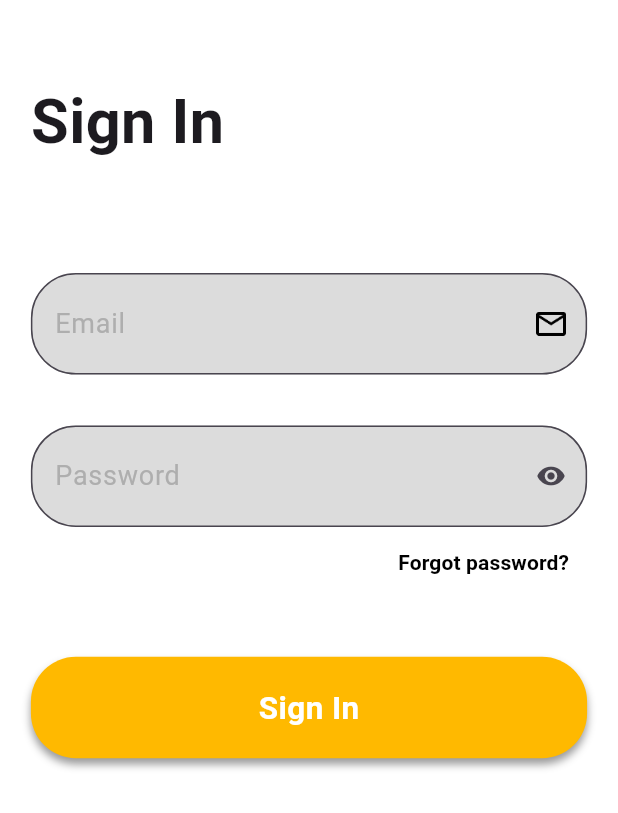
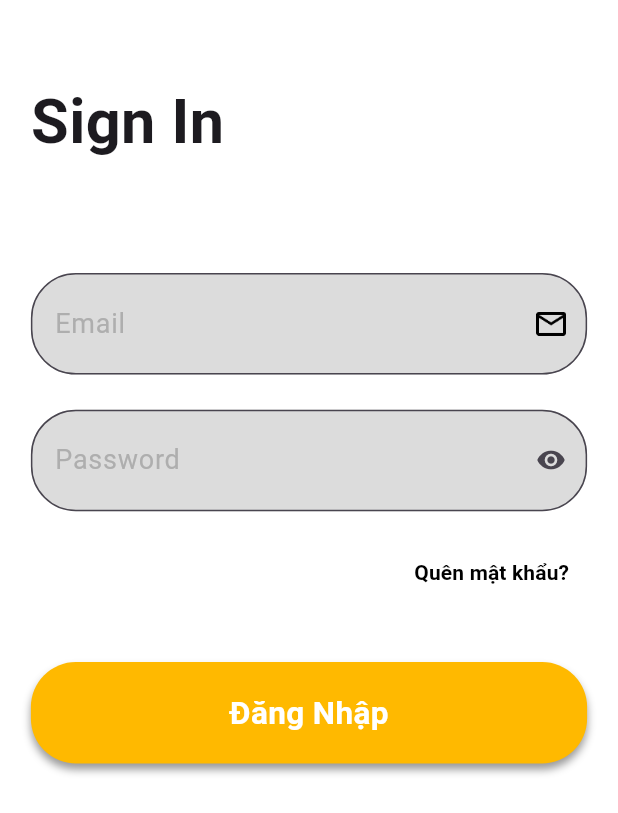
Before and after one commit to Trinh-Quoc-Cong-1901/app_chungcu_flutter, a Flutter app: the screen it shows after launch, on a phone screen of 412 x 824 dp. Shown: the top 813 px of the screen. Run offline on Flutter 3.47's test engine with Material 3 defaults, Android fonts, the phone set to English and light mode, and no system bars; our stand-ins replace carousel_slider, dotted_border, flutter_secure_storage, google_fonts, image_picker, jwt_decoder and 1 more; missing offline and left inert: flutter_paypal_payment.

```diff
--- a/lib/screens/sign/sign_screen.dart
+++ b/lib/screens/sign/sign_screen.dart
@@ -1,13 +1,12 @@
 import 'dart:convert';
-import 'package:ecogreen_city/screens/home/home2_screen.dart';
-import 'package:flutter/material.dart';
-import 'package:ecogreen_city/services/auth_service.dart';
-import 'package:http/http.dart' as http;
 import 'package:ecogreen_city/components/app_colors/app_colors.dart';
 import 'package:ecogreen_city/components/app_style/app_style.dart';
 import 'package:ecogreen_city/components/custom_button/custom_button.dart';
 import 'package:ecogreen_city/components/custom_button/custom_textfield.dart';
 import 'package:ecogreen_city/screens/home/home_screen.dart';
+import 'package:ecogreen_city/services/auth_service.dart';
+import 'package:flutter/material.dart';
+import 'package:http/http.dart' as http;
 
 class SignInScreen extends StatefulWidget {
   const SignInScreen({super.key});
@@ -54,7 +53,7 @@ class _SignInScreenState extends State<SignInScreen> {
         await _authService.saveLoginData(
           accessToken: responseData['accessToken'],
           refreshToken: responseData['refreshToken'],
-          user: responseData['user']['id'],
+          userId: responseData['user']['id'],
         );
 
         // Chuyển đến HomeScreen
@@ -95,6 +94,15 @@ class _SignInScreenState extends State<SignInScreen> {
             _buildHeader(widthRatio, heightRatio),
             SizedBox(height: 10 * heightRatio),
             _buildForm(widthRatio, heightRatio),
+            if (_errorText != null)
+              Padding(
+                padding: EdgeInsets.all(16 * widthRatio),
+                child: Text(
+                  _errorText!,
+                  style:
+                      TextStyle(color: Colors.red, fontSize: 14 * heightRatio),
+                ),
+              ),
           ],
         ),
       ),
@@ -118,10 +126,8 @@ class _SignInScreenState extends State<SignInScreen> {
 
   Widget _buildForm(double widthRatio, double heightRatio) {
     return Container(
-      height: 321 * heightRatio,
-      padding: EdgeInsets.symmetric(
-        horizontal: 17 * widthRatio,
-      ),
+      height: 360 * heightRatio,
+      padding: EdgeInsets.symmetric(horizontal: 17 * widthRatio),
       decoration: const BoxDecoration(
         color: AppColors.whiteColor,
         borderRadius: BorderRadius.only(
@@ -134,10 +140,11 @@ class _SignInScreenState extends State<SignInScreen> {
         children: [
           SizedBox(height: 25 * heightRatio),
           _buildEmailField(heightRatio),
-          SizedBox(height: 29 * heightRatio),
+          SizedBox(height: 20 * heightRatio),
           _buildPasswordField(heightRatio),
+          SizedBox(height: 15 * heightRatio),
           _buildForgotPassword(heightRatio),
-          SizedBox(height: 33 * heightRatio),
+          SizedBox(height: 30 * heightRatio),
           _buildSignInButton(heightRatio),
         ],
       ),
@@ -149,7 +156,7 @@ class _SignInScreenState extends State<SignInScreen> {
       height: heightRatio * 58,
       controller: _emailController,
       labelText: 'Email',
-      hintText: 'Email',
+      hintText: 'Nhập email của bạn',
       iconRight: Image.asset(
         'assets/images/icon_email.png',
         scale: 2,
@@ -161,7 +168,6 @@ class _SignInScreenState extends State<SignInScreen> {
               : (_isValidEmail(value) ? null : 'Email không hợp lệ');
         });
       },
-      errorText: _errorText,
     );
   }
 
@@ -170,7 +176,7 @@ class _SignInScreenState extends State<SignInScreen> {
       height: heightRatio * 58,
       controller: _passwordController,
       labelText: 'Password',
-      hintText: 'Password',
+      hintText: 'Nhập mật khẩu của bạn',
       isPassword: true,
     );
   }
@@ -179,9 +185,11 @@ class _SignInScreenState extends State<SignInScreen> {
     return Align(
       alignment: Alignment.centerRight,
       child: TextButton(
-        onPressed: () {},
+        onPressed: () {
+          // Logic quên mật khẩu
+        },
         child: Text(
-          "Forgot password?",
+          'Quên mật khẩu?',
           style: AppStyles.baseTextStyle.copyWith(
             fontSize: 12 * heightRatio,
             color: AppColors.blackColor,
@@ -196,11 +204,11 @@ class _SignInScreenState extends State<SignInScreen> {
       child: CustomButton(
         height: 58 * heightRatio,
         onTap: _isLoading ? null : _signIn,
-        enable: true,
+        enable: !_isLoading,
         child: _isLoading
             ? const CircularProgressIndicator()
             : Text(
-                'Sign In',
+                'Đăng Nhập',
                 style: AppStyles.baseTextStyle.copyWith(
                   fontSize: 18 * heightRatio,
                   color: AppColors.whiteColor,
@@ -211,6 +219,6 @@ class _SignInScreenState extends State<SignInScreen> {
   }
 
   bool _isValidEmail(String email) {
-    return RegExp(r'^[a-zA-Z0-9._]+@[a-zA-Z0-9]+\.[a-zA-Z]+').hasMatch(email);
+    return RegExp(r'^[a-zA-Z0-9._]+@[a-zA-Z0-9]+\.[a-zA-Z]+$').hasMatch(email);
   }
 }
```
Also changed, not shown: lib/screens/chat_admin/chat_admin_screen.dart (+59 -110 lines), lib/services/auth_service.dart (+22 -64 lines), lib/services/data_service.dart (+64 -41 lines).
